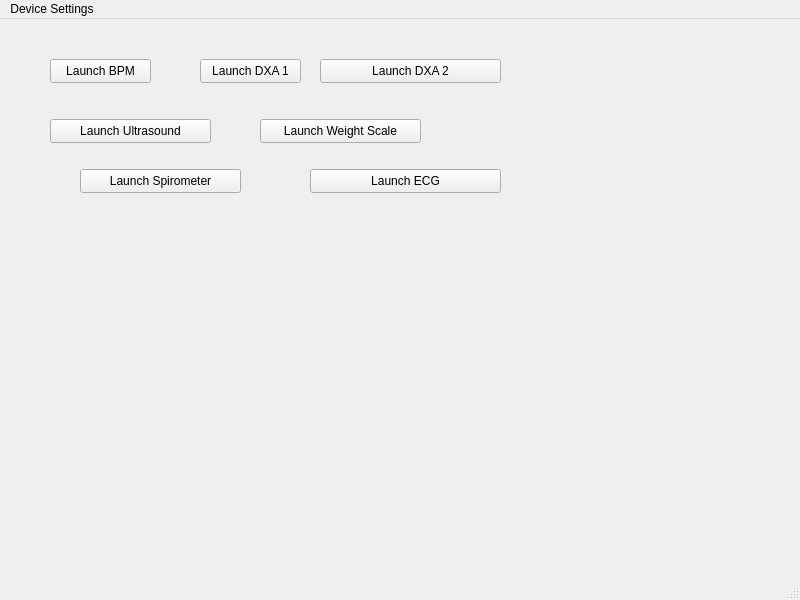
Before: the Qt Designer form src/cypress_main_window.ui in CLSA/cypress, drawn with Qt 5.
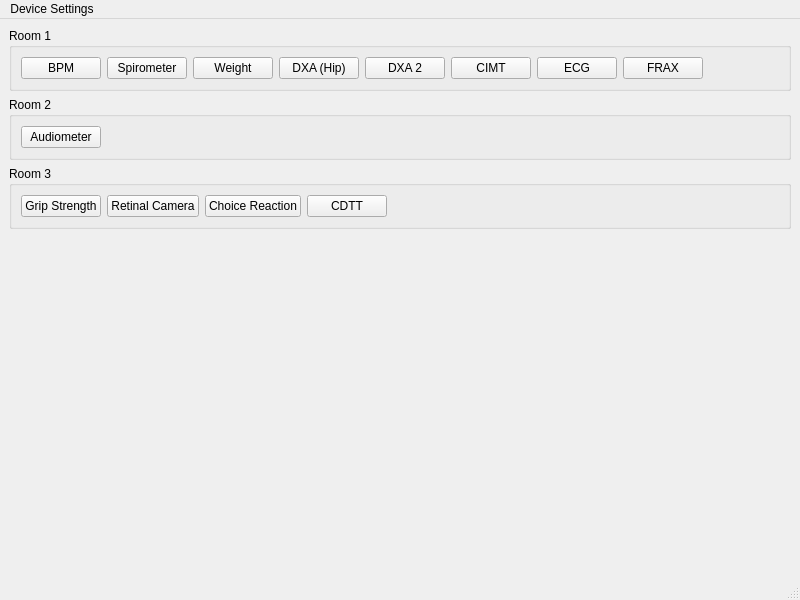
After: the same form once the commit is applied.

```diff
--- a/src/cypress_main_window.ui
+++ b/src/cypress_main_window.ui
@@ -14,97 +14,178 @@
    <string>CLSA Cypress</string>
   </property>
   <widget class="QWidget" name="centralwidget">
-   <widget class="QPushButton" name="launchBpm">
-    <property name="geometry">
-     <rect>
-      <x>50</x>
-      <y>40</y>
-      <width>101</width>
-      <height>24</height>
-     </rect>
-    </property>
-    <property name="text">
-     <string>Launch BPM</string>
-    </property>
-   </widget>
-   <widget class="QPushButton" name="launchDxa1">
-    <property name="geometry">
-     <rect>
-      <x>200</x>
-      <y>40</y>
-      <width>101</width>
-      <height>24</height>
-     </rect>
-    </property>
-    <property name="text">
-     <string>Launch DXA 1</string>
-    </property>
-   </widget>
-   <widget class="QPushButton" name="launchDxa2">
-    <property name="geometry">
-     <rect>
-      <x>320</x>
-      <y>40</y>
-      <width>181</width>
-      <height>24</height>
-     </rect>
-    </property>
-    <property name="text">
-     <string>Launch DXA 2</string>
-    </property>
-   </widget>
-   <widget class="QPushButton" name="launchUltrasound">
-    <property name="geometry">
-     <rect>
-      <x>50</x>
-      <y>100</y>
-      <width>161</width>
-      <height>24</height>
-     </rect>
-    </property>
-    <property name="text">
-     <string>Launch Ultrasound</string>
-    </property>
-   </widget>
-   <widget class="QPushButton" name="launchWeightScale">
-    <property name="geometry">
-     <rect>
-      <x>260</x>
-      <y>100</y>
-      <width>161</width>
-      <height>24</height>
-     </rect>
-    </property>
-    <property name="text">
-     <string>Launch Weight Scale</string>
-    </property>
-   </widget>
-   <widget class="QPushButton" name="launchSpirometer">
-    <property name="geometry">
-     <rect>
-      <x>80</x>
-      <y>150</y>
-      <width>161</width>
-      <height>24</height>
-     </rect>
-    </property>
-    <property name="text">
-     <string>Launch Spirometer</string>
-    </property>
-   </widget>
-   <widget class="QPushButton" name="launchEcg">
-    <property name="geometry">
-     <rect>
-      <x>310</x>
-      <y>150</y>
-      <width>191</width>
-      <height>24</height>
-     </rect>
-    </property>
-    <property name="text">
-     <string>Launch ECG</string>
-    </property>
-   </widget>
+   <layout class="QVBoxLayout" name="verticalLayout">
+    <item>
+     <widget class="QGroupBox" name="groupBox">
+      <property name="title">
+       <string>Room 1</string>
+      </property>
+      <layout class="QHBoxLayout" name="horizontalLayout">
+       <item>
+        <widget class="QPushButton" name="launchBpm">
+         <property name="text">
+          <string>BPM</string>
+         </property>
+        </widget>
+       </item>
+       <item>
+        <widget class="QPushButton" name="launchSpirometer">
+         <property name="text">
+          <string>Spirometer</string>
+         </property>
+        </widget>
+       </item>
+       <item>
+        <widget class="QPushButton" name="launchWeightScale">
+         <property name="text">
+          <string>Weight</string>
+         </property>
+        </widget>
+       </item>
+       <item>
+        <widget class="QPushButton" name="launchDxa1">
+         <property name="text">
+          <string>DXA (Hip)</string>
+         </property>
+        </widget>
+       </item>
+       <item>
+        <widget class="QPushButton" name="launchDxa2">
+         <property name="text">
+          <string>DXA 2</string>
+         </property>
+        </widget>
+       </item>
+       <item>
+        <widget class="QPushButton" name="launchUltrasound">
+         <property name="text">
+          <string>CIMT</string>
+         </property>
+        </widget>
+       </item>
+       <item>
+        <widget class="QPushButton" name="launchEcg">
+         <property name="text">
+          <string>ECG</string>
+         </property>
+        </widget>
+       </item>
+       <item>
+        <widget class="QPushButton" name="launchFrax">
+         <property name="text">
+          <string>FRAX</string>
+         </property>
+        </widget>
+       </item>
+       <item>
+        <spacer name="horizontalSpacer_2">
+         <property name="orientation">
+          <enum>Qt::Horizontal</enum>
+         </property>
+         <property name="sizeHint" stdset="0">
+          <size>
+           <width>40</width>
+           <height>20</height>
+          </size>
+         </property>
+        </spacer>
+       </item>
+      </layout>
+     </widget>
+    </item>
+    <item>
+     <widget class="QGroupBox" name="groupBox_2">
+      <property name="title">
+       <string>Room 2</string>
+      </property>
+      <layout class="QHBoxLayout" name="horizontalLayout_2">
+       <item>
+        <widget class="QPushButton" name="launchAudiometer">
+         <property name="text">
+          <string>Audiometer</string>
+         </property>
+        </widget>
+       </item>
+       <item>
+        <spacer name="horizontalSpacer">
+         <property name="orientation">
+          <enum>Qt::Horizontal</enum>
+         </property>
+         <property name="sizeHint" stdset="0">
+          <size>
+           <width>40</width>
+           <height>20</height>
+          </size>
+         </property>
+        </spacer>
+       </item>
+      </layout>
+     </widget>
+    </item>
+    <item>
+     <widget class="QGroupBox" name="groupBox_3">
+      <property name="title">
+       <string>Room 3</string>
+      </property>
+      <layout class="QHBoxLayout" name="horizontalLayout_3">
+       <item>
+        <widget class="QPushButton" name="launchGripStrength">
+         <property name="text">
+          <string>Grip Strength</string>
+         </property>
+        </widget>
+       </item>
+       <item>
+        <widget class="QPushButton" name="launchRetinalCamera">
+         <property name="text">
+          <string>Retinal Camera</string>
+         </property>
+        </widget>
+       </item>
+       <item>
+        <widget class="QPushButton" name="launchChoiceReaction">
+         <property name="text">
+          <string>Choice Reaction</string>
+         </property>
+        </widget>
+       </item>
+       <item>
+        <widget class="QPushButton" name="launchCDTT">
+         <property name="text">
+          <string>CDTT</string>
+         </property>
+        </widget>
+       </item>
+       <item>
+        <spacer name="horizontalSpacer_3">
+         <property name="orientation">
+          <enum>Qt::Horizontal</enum>
+         </property>
+         <property name="sizeHint" stdset="0">
+          <size>
+           <width>40</width>
+           <height>20</height>
+          </size>
+         </property>
+        </spacer>
+       </item>
+      </layout>
+     </widget>
+    </item>
+    <item>
+     <spacer name="verticalSpacer">
+      <property name="orientation">
+       <enum>Qt::Vertical</enum>
+      </property>
+      <property name="sizeHint" stdset="0">
+       <size>
+        <width>20</width>
+        <height>40</height>
+       </size>
+      </property>
+     </spacer>
+    </item>
+   </layout>
   </widget>
   <widget class="QMenuBar" name="menubar">
    <property name="geometry">
```
Left out of the diff: 7 changed lines with no effect on the pictures.
